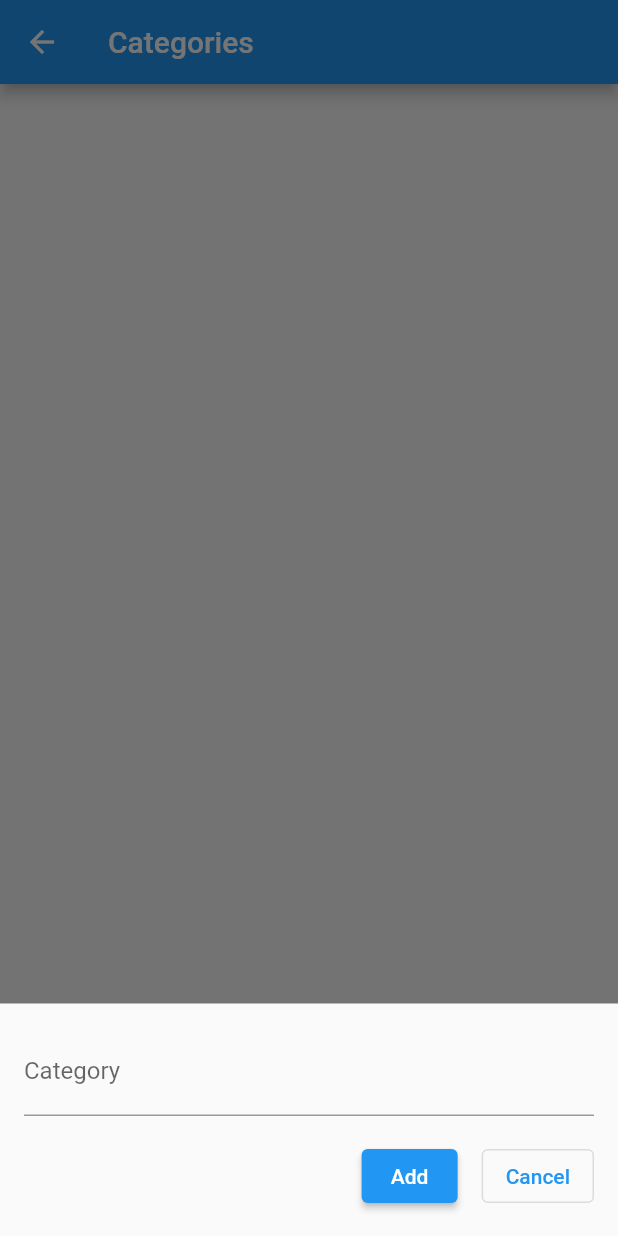
After one commit to Neikan/sb21-hive, a Flutter app: the ScreenCategories screen opened directly, after a tap on the "add" icon, on a phone screen of 412 x 824 dp. The commit adds this screen. Run offline on Flutter 3.47's test engine with Material 2 defaults, Android fonts, the phone set to English and light mode, and no system bars; our stand-ins replace hive, hive_flutter; accounts and stored records are empty.

Commit message:
feat(presentation): add ui

```diff
--- a/lib/presentation/consts/keys.dart
+++ b/lib/presentation/consts/keys.dart
@@ -1,5 +1,11 @@
 const String keyTitle = 'title';
 const String keyContent = 'content';
 
+const String keyAdd = 'buttonAdd';
+const String keyCancel = 'buttonCancel';
+
+const String keyLabelTitle = 'labelTitle';
+const String keyLabelDescription = 'labelDescription';
+
+const String keyCategory = 'category';
 const String keyRecord = 'record';
-const String keyRecordDescription = 'recordDescription';
--- a/lib/presentation/consts/translations.dart
+++ b/lib/presentation/consts/translations.dart
@@ -3,9 +3,22 @@ import 'package:app_hive/presentation/consts/keys.dart';
 
 const Map<String, String> labelsCategories = {
   keyTitle: 'Categories',
+  keyContent: 'No categories',
+  keyLabelTitle: 'Category',
+};
+
+const Map<String, String> labelsRecords = {
+  keyContent: 'No records',
+  keyLabelTitle: 'Title',
+  keyLabelDescription: 'Description',
 };
 
 const Map<String, String> labelsNotFound = {
   keyTitle: 'Error',
   keyContent: 'Page not found',
 };
+
+const Map<String, String> labelsButtons = {
+  keyAdd: 'Add',
+  keyCancel: 'Cancel',
+};
--- /dev/null
+++ b/lib/presentation/ui/components/buttons/ui_button_add.dart
@@ -0,0 +1,30 @@
+// Flutter imports:
+import 'package:flutter/material.dart';
+
+// Project imports:
+import 'package:app_hive/presentation/consts/keys.dart';
+import 'package:app_hive/presentation/consts/translations.dart';
+
+class UiButtonAdd extends StatelessWidget {
+  final Function onAdd;
+
+  const UiButtonAdd({
+    super.key,
+    required this.onAdd,
+  });
+
+  @override
+  Widget build(BuildContext context) {
+    return Padding(
+      padding: const EdgeInsets.only(bottom: 16.0),
+      child: ElevatedButton(
+        onPressed: () {
+          onAdd();
+
+          Navigator.pop(context);
+        },
+        child: Text(labelsButtons[keyAdd]!),
+      ),
+    );
+  }
+}
--- /dev/null
+++ b/lib/presentation/ui/components/buttons/ui_button_cancel.dart
@@ -0,0 +1,30 @@
+// Flutter imports:
+import 'package:flutter/material.dart';
+
+// Project imports:
+import 'package:app_hive/presentation/consts/keys.dart';
+import 'package:app_hive/presentation/consts/translations.dart';
+
+class UiButtonCancel extends StatelessWidget {
+  final void Function() onClear;
+
+  const UiButtonCancel({
+    super.key,
+    required this.onClear,
+  });
+
+  @override
+  Widget build(BuildContext context) {
+    return Padding(
+      padding: const EdgeInsets.only(left: 16.0, right: 16.0, bottom: 16.0),
+      child: OutlinedButton(
+        onPressed: () {
+          onClear();
+
+          Navigator.pop(context);
+        },
+        child: Text(labelsButtons[keyCancel]!),
+      ),
+    );
+  }
+}
--- /dev/null
+++ b/lib/presentation/ui/components/buttons/ui_button_create.dart
@@ -0,0 +1,25 @@
+// Flutter imports:
+import 'package:flutter/material.dart';
+
+class UiButtonCreate extends StatelessWidget {
+  final Widget widget;
+
+  const UiButtonCreate({
+    super.key,
+    required this.widget,
+  });
+
+  @override
+  Widget build(BuildContext context) {
+    return FloatingActionButton(
+      onPressed: () async {
+        await showModalBottomSheet(
+          isScrollControlled: true,
+          context: context,
+          builder: (_) => widget,
+        );
+      },
+      child: const Icon(Icons.add),
+    );
+  }
+}
--- /dev/null
+++ b/lib/presentation/ui/components/ui_app.dart
@@ -0,0 +1,21 @@
+// Flutter imports:
+import 'package:flutter/material.dart';
+
+// Project imports:
+import 'package:app_hive/presentation/consts/routes.dart';
+import 'package:app_hive/presentation/styles/themes.dart';
+import 'package:app_hive/presentation/utils.dart/routes.dart';
+
+class UiApp extends StatelessWidget {
+  const UiApp({super.key});
+
+  @override
+  Widget build(BuildContext context) {
+    return MaterialApp(
+      theme: defaultTheme,
+      debugShowCheckedModeBanner: false,
+      onGenerateRoute: generateRoute,
+      initialRoute: routeCategories,
+    );
+  }
+}
--- /dev/null
+++ b/lib/presentation/ui/components/ui_text_field.dart
@@ -0,0 +1,26 @@
+// Flutter imports:
+import 'package:flutter/material.dart';
+
+class UiTextField extends StatelessWidget {
+  final TextEditingController controller;
+  final String? labelText;
+
+  const UiTextField({
+    super.key,
+    required this.controller,
+    this.labelText,
+  });
+
+  @override
+  Widget build(BuildContext context) {
+    return Padding(
+      padding: const EdgeInsets.all(16),
+      child: TextField(
+        controller: controller,
+        decoration: InputDecoration(
+          labelText: labelText,
+        ),
+      ),
+    );
+  }
+}
--- /dev/null
+++ b/lib/presentation/ui/screens/screen_categories/components/ui_bottom_sheet.dart
@@ -0,0 +1,46 @@
+part of '../screen_categories.dart';
+
+class _UiBottomSheet extends StatelessWidget {
+  final Function onAdd;
+
+  _UiBottomSheet({
+    required this.onAdd,
+  });
+
+  final controllerTitle = TextEditingController();
+
+  @override
+  Widget build(BuildContext context) {
+    return Padding(
+      padding: EdgeInsets.only(
+        bottom: MediaQuery.of(context).viewInsets.bottom,
+      ),
+      child: Column(
+        mainAxisSize: MainAxisSize.min,
+        children: [
+          UiTextField(
+            controller: controllerTitle,
+            labelText: labelsCategories[keyLabelTitle],
+          ),
+          Row(
+            mainAxisAlignment: MainAxisAlignment.end,
+            children: [
+              UiButtonAdd(onAdd: _handleAdd),
+              UiButtonCancel(onClear: _handleClear),
+            ],
+          ),
+        ],
+      ),
+    );
+  }
+
+  void _handleAdd() {
+    onAdd(controllerTitle.text);
+
+    _handleClear();
+  }
+
+  void _handleClear() {
+    controllerTitle.clear();
+  }
+}
--- /dev/null
+++ b/lib/presentation/ui/screens/screen_categories/components/ui_card.dart
@@ -0,0 +1,24 @@
+part of '../screen_categories.dart';
+
+class _UiCard extends StatelessWidget {
+  final AppCategory category;
+
+  const _UiCard({
+    required this.category,
+  });
+
+  @override
+  Widget build(BuildContext context) {
+    return UiCard(
+      onTap: () {
+        final arguments = {keyCategory: category};
+
+        Navigator.of(context).pushNamed(
+          routeRecords,
+          arguments: arguments,
+        );
+      },
+      child: Text(category.title),
+    );
+  }
+}
--- /dev/null
+++ b/lib/presentation/ui/screens/screen_categories/components/ui_list.dart
@@ -0,0 +1,19 @@
+part of '../screen_categories.dart';
+
+class _UiList extends StatelessWidget {
+  final Box<AppCategory> box;
+
+  const _UiList({
+    required this.box,
+  });
+
+  @override
+  Widget build(BuildContext context) {
+    final categories = box.values.toList();
+
+    return ListView.builder(
+      itemCount: categories.length,
+      itemBuilder: (_, index) => _UiCard(category: categories[index]),
+    );
+  }
+}
--- /dev/null
+++ b/lib/presentation/ui/screens/screen_categories/screen_categories.dart
@@ -0,0 +1,46 @@
+// Flutter imports:
+import 'package:flutter/material.dart';
+
+// Package imports:
+import 'package:hive_flutter/hive_flutter.dart';
+
+// Project imports:
+import 'package:app_hive/data/models/app_category/app_category.dart';
+import 'package:app_hive/domain/consts/keys.dart';
+import 'package:app_hive/domain/services/service_hive.dart';
+import 'package:app_hive/presentation/consts/keys.dart';
+import 'package:app_hive/presentation/consts/routes.dart';
+import 'package:app_hive/presentation/consts/translations.dart';
+import 'package:app_hive/presentation/ui/components/buttons/ui_button_add.dart';
+import 'package:app_hive/presentation/ui/components/buttons/ui_button_cancel.dart';
+import 'package:app_hive/presentation/ui/components/buttons/ui_button_create.dart';
+import 'package:app_hive/presentation/ui/components/ui_app_bar.dart';
+import 'package:app_hive/presentation/ui/components/ui_card.dart';
+import 'package:app_hive/presentation/ui/components/ui_text_field.dart';
+
+part 'components/ui_bottom_sheet.dart';
+
+part 'components/ui_card.dart';
+part 'components/ui_list.dart';
+
+class ScreenCategories extends StatelessWidget {
+  const ScreenCategories({super.key});
+
+  @override
+  Widget build(BuildContext context) {
+    return Scaffold(
+      appBar: UiAppBar(title: labelsCategories[keyTitle]!),
+      body: SafeArea(
+        child: ValueListenableBuilder(
+          valueListenable: Hive.box<AppCategory>(boxCategories).listenable(),
+          builder: (_, box, __) => _UiList(box: box),
+        ),
+      ),
+      floatingActionButton: UiButtonCreate(
+        widget: _UiBottomSheet(
+          onAdd: ServiceHive.instance.addCategory,
+        ),
+      ),
+    );
+  }
+}
--- /dev/null
+++ b/lib/presentation/ui/screens/screen_records/components/ui_list.dart
@@ -0,0 +1,17 @@
+part of '../screen_records.dart';
+
+class _UiList extends StatelessWidget {
+  final List<AppRecord> records;
+
+  const _UiList({
+    required this.records,
+  });
+
+  @override
+  Widget build(BuildContext context) {
+    return ListView.builder(
+      itemCount: records.length,
+      itemBuilder: (_, index) => _UiCard(record: records[index]),
+    );
+  }
+}
--- /dev/null
+++ b/lib/presentation/utils.dart/routes.dart
@@ -0,0 +1,37 @@
+// Flutter imports:
+import 'package:flutter/material.dart';
+
+// Project imports:
+import 'package:app_hive/data/models/app_category/app_category.dart';
+import 'package:app_hive/data/models/app_record/app_record.dart';
+import 'package:app_hive/presentation/consts/keys.dart';
+import 'package:app_hive/presentation/consts/routes.dart';
+import 'package:app_hive/presentation/ui/screens/screen_categories/screen_categories.dart';
+import 'package:app_hive/presentation/ui/screens/screen_not_found.dart';
+import 'package:app_hive/presentation/ui/screens/screen_record/screen_record.dart';
+import 'package:app_hive/presentation/ui/screens/screen_records/screen_records.dart';
+
+Route<dynamic> generateRoute(RouteSettings settings) => MaterialPageRoute(
+      settings: settings,
+      builder: (BuildContext context) {
+        switch (settings.name) {
+          case routeCategories:
+            return const ScreenCategories();
+
+          case routeRecords:
+            final arguments = settings.arguments as Map<String, AppCategory>;
+            final category = arguments[keyCategory]!;
+
+            return ScreenRecords(category: category);
+
+          case routeRecord:
+            final arguments = settings.arguments as Map<String, AppRecord>;
+            final record = arguments[keyRecord]!;
+
+            return ScreenRecord(record: record);
+
+          default:
+            return const ScreenNotFound();
+        }
+      },
+    );
```
Also changed, not shown: lib/presentation/ui/screens/screen_not_found.dart (added, +27 -0 lines), lib/presentation/ui/screens/screen_record/screen_record.dart (added, +40 -0 lines), lib/presentation/ui/screens/screen_records/components/ui_bottom_sheet.dart (added, +55 -0 lines), lib/presentation/ui/screens/screen_records/components/ui_card.dart (added, +24 -0 lines), lib/presentation/ui/screens/screen_records/screen_records.dart (added, +59 -0 lines).
